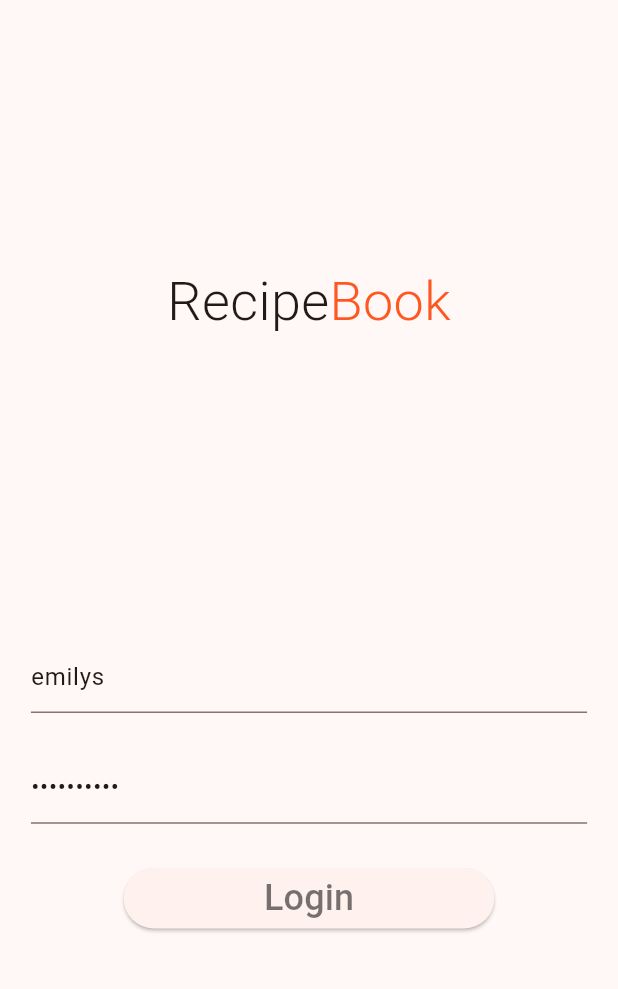
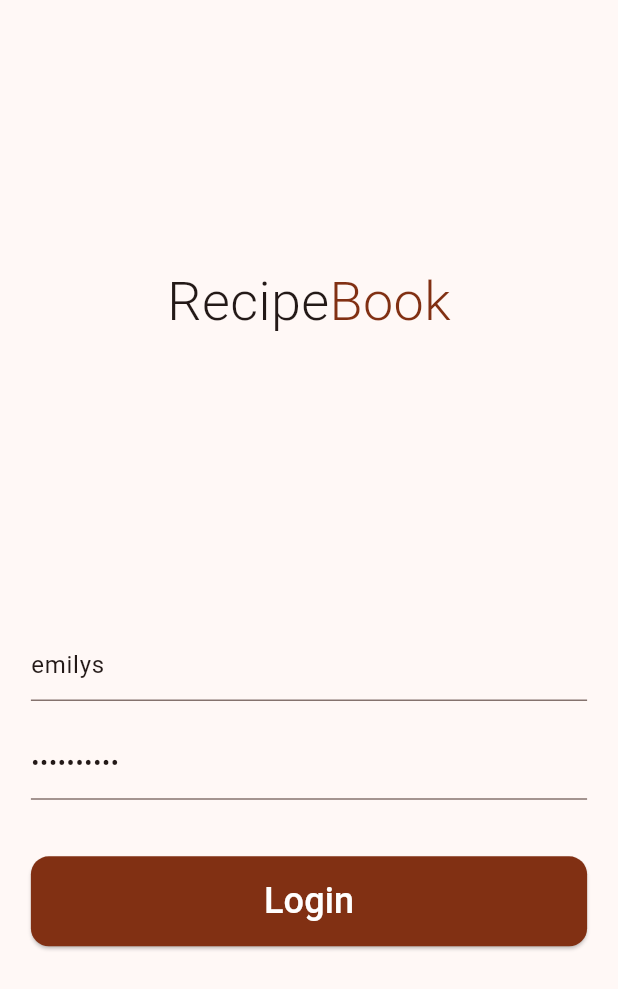
Before and after one commit to addiscodr/recipe-book, a Flutter app: the screen it shows after launch, on a phone screen of 412 x 824 dp. Shown: the top 989 px of the screen. Run offline on Flutter 3.47's test engine with Material 3 defaults, Android fonts, the phone set to English and light mode, and no system bars; our stand-ins replace dio; accounts and stored records are empty.

Commit message:
Modify home_page.dart, login_page.dart, and recipe_page.dart

```diff
--- a/lib/pages/home_page.dart
+++ b/lib/pages/home_page.dart
@@ -45,7 +45,7 @@ class _HomePageState extends State<HomePage> {
               "Book",
               style: TextStyle(
                 fontSize: 36,
-                color: Colors.deepOrange,
+                color: Color.fromARGB(255, 129, 48, 19),
                 fontWeight: FontWeight.w300,
               ),
             ),
--- a/lib/pages/login_page.dart
+++ b/lib/pages/login_page.dart
@@ -42,7 +42,7 @@ class _LoginPageState extends State<LoginPage> {
           "Book",
           style: TextStyle(
             fontSize: 36,
-            color: Colors.deepOrange,
+            color: Color.fromARGB(255, 129, 48, 19),
             fontWeight: FontWeight.w300,
           ),
         ),
@@ -88,6 +88,7 @@ class _LoginPageState extends State<LoginPage> {
               },
               decoration: InputDecoration(hintText: "Password"),
             ),
+            SizedBox(height: 2),
             _loginButton(context),
           ],
         ),
@@ -97,8 +98,17 @@ class _LoginPageState extends State<LoginPage> {
 
   Widget _loginButton(BuildContext context) {
     return SizedBox(
-      width: MediaQuery.of(context).size.width * 0.6,
+      width: MediaQuery.of(context).size.width,
       child: ElevatedButton(
+        style: ElevatedButton.styleFrom(
+          shape: RoundedRectangleBorder(
+            borderRadius: BorderRadius.circular(
+              12,
+            ), // Set your desired radius here
+          ),
+          minimumSize: const Size(150, 60),
+          backgroundColor: const Color.fromARGB(255, 129, 48, 19),
+        ),
         onPressed: () async {
           if (_loginFormKey.currentState?.validate() ?? false) {
             _loginFormKey.currentState?.save();
@@ -120,10 +130,8 @@ class _LoginPageState extends State<LoginPage> {
                 ),
               );
             } else {
-              ScaffoldMessenger.of(
-                // ignore: use_build_context_synchronously
-                context,
-              ).showSnackBar(
+              // ignore: use_build_context_synchronously
+              ScaffoldMessenger.of(context).showSnackBar(
                 const SnackBar(
                   backgroundColor: Colors.red,
                   content: Text("Login Failed", style: TextStyle(fontSize: 18)),
@@ -134,7 +142,7 @@ class _LoginPageState extends State<LoginPage> {
         },
         child: const Text(
           "Login",
-          style: TextStyle(color: Colors.black54, fontSize: 24),
+          style: TextStyle(color: Colors.white, fontSize: 24),
         ),
       ),
     );
--- a/lib/pages/recipe_page.dart
+++ b/lib/pages/recipe_page.dart
@@ -82,7 +82,7 @@ class RecipePage extends StatelessWidget {
             style: TextStyle(fontSize: 16, fontWeight: FontWeight.w300),
           ),
           Text(
-            "Rating: ${recipe.rating} ⭐ | Reviews: ${recipe.reviewCount}",
+            "Avg. Rating: ${recipe.rating} ⭐ | Reviews: ${recipe.reviewCount}",
             style: TextStyle(fontSize: 16, fontWeight: FontWeight.w400),
           ),
         ],
```
